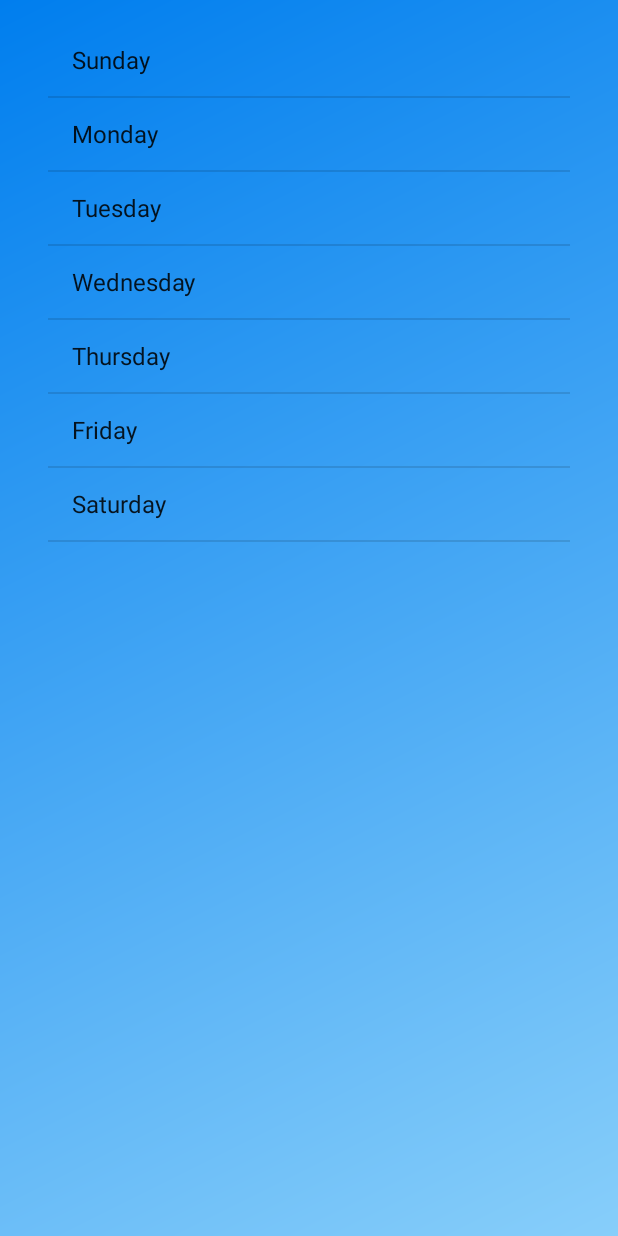
After one commit to CryoFlar3/Stormy, an Android app: the DailyForecastActivity screen opened directly, with no data from a screen before it, on a phone screen of 412 x 824 dp. The commit adds this screen. Run offline under Robolectric (Android 15) with nearby library versions, the phone set to English and light mode, and no system bars.

Commit message:
Daily Forecast Added part 2

```diff
--- /dev/null
+++ b/app/src/main/java/computermentors/org/stormy/ui/DailyForecastActivity.java
@@ -0,0 +1,24 @@
+package computermentors.org.stormy.ui;
+
+import android.app.ListActivity;
+import android.support.v7.app.ActionBarActivity;
+import android.os.Bundle;
+import android.view.Menu;
+import android.view.MenuItem;
+import android.widget.ArrayAdapter;
+
+import computermentors.org.stormy.R;
+
+public class DailyForecastActivity extends ListActivity {
+
+    @Override
+    protected void onCreate(Bundle savedInstanceState) {
+        super.onCreate(savedInstanceState);
+        setContentView(R.layout.activity_daily_forecast);
+
+        String[] daysOfTheWeek = { "Sunday", "Monday", "Tuesday", "Wednesday", "Thursday", "Friday", "Saturday" };
+        ArrayAdapter<String> adapter = new ArrayAdapter<String>(this, android.R.layout.simple_list_item_1, daysOfTheWeek);
+        setListAdapter(adapter);
+    }
+
+}
--- /dev/null
+++ b/app/src/main/res/drawable/bg_gradient.xml
@@ -0,0 +1,11 @@
+<?xml version="1.0" encoding="utf-8"?>
+<shape xmlns:android="http://schemas.android.com/apk/res/android">
+    android:shape="rectangle">
+
+    <gradient
+        android:startColor="#87CEFA"
+        android:endColor="#007eee"
+        android:angle="135"
+        android:type="linear"/>
+
+</shape>
--- /dev/null
+++ b/app/src/main/res/layout/activity_daily_forecast.xml
@@ -0,0 +1,28 @@
+<RelativeLayout xmlns:android="http://schemas.android.com/apk/res/android"
+                xmlns:tools="http://schemas.android.com/tools"
+                android:layout_width="match_parent"
+                android:layout_height="match_parent"
+                android:paddingLeft="@dimen/activity_horizontal_margin"
+                android:paddingRight="@dimen/activity_horizontal_margin"
+                android:paddingTop="@dimen/activity_vertical_margin"
+                android:paddingBottom="@dimen/activity_vertical_margin"
+                tools:context="computermentors.org.stormy.ui.DailyForecastActivity"
+                android:background="@drawable/bg_gradient">
+
+    <ListView
+        android:layout_width="match_parent"
+        android:layout_height="match_parent"
+        android:id="@android:id/list"
+        android:layout_alignParentLeft="true"
+        android:layout_alignParentStart="true"/>
+
+    <TextView
+        android:layout_width="wrap_content"
+        android:layout_height="wrap_content"
+        android:id="@android:id/empty"
+        android:layout_centerVertical="true"
+        android:layout_centerHorizontal="true"
+        android:text="@string/no_daily_forecast_data"
+        android:textColor="#ffffffff"/>
+
+</RelativeLayout>
--- a/app/src/main/res/values/strings.xml
+++ b/app/src/main/res/values/strings.xml
@@ -8,5 +8,7 @@
     <string name="error_message">There was an error. Please try again.</string>
     <string name="error_ok_button">OK</string>
     <string name="ntework_unavailible_message">Network is unavailable!</string>
+    <string name="title_activity_daily_forecast">DailyForecastActivity</string>
+    <string name="no_daily_forecast_data">There is no data to display</string>
 
 </resources>
```
Also changed, not shown: app/src/main/AndroidManifest.xml (+11 -3 lines), app/src/main/res/layout/activity_main.xml (+32 -5 lines), app/src/main/res/menu/menu_daily_forecast.xml (added, +9 -0 lines).
